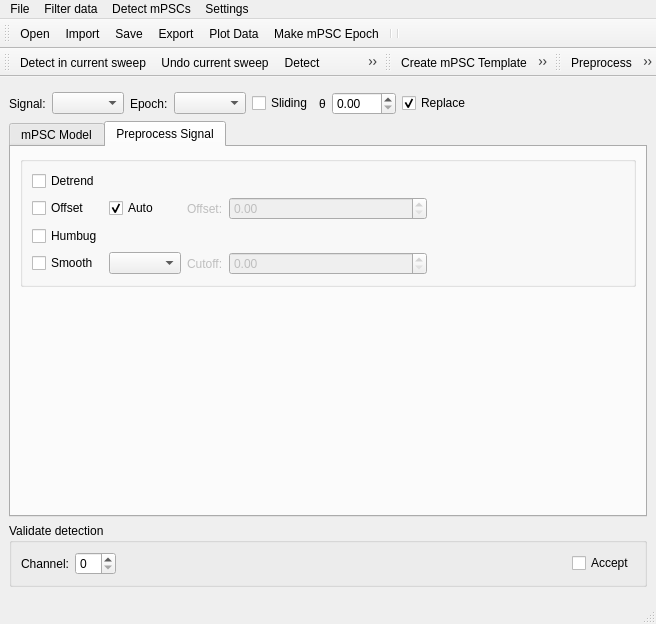
First picture: the form in ephys/mPSCDetectWindow.ui, repository ctigaret/scipyen, before the edit.
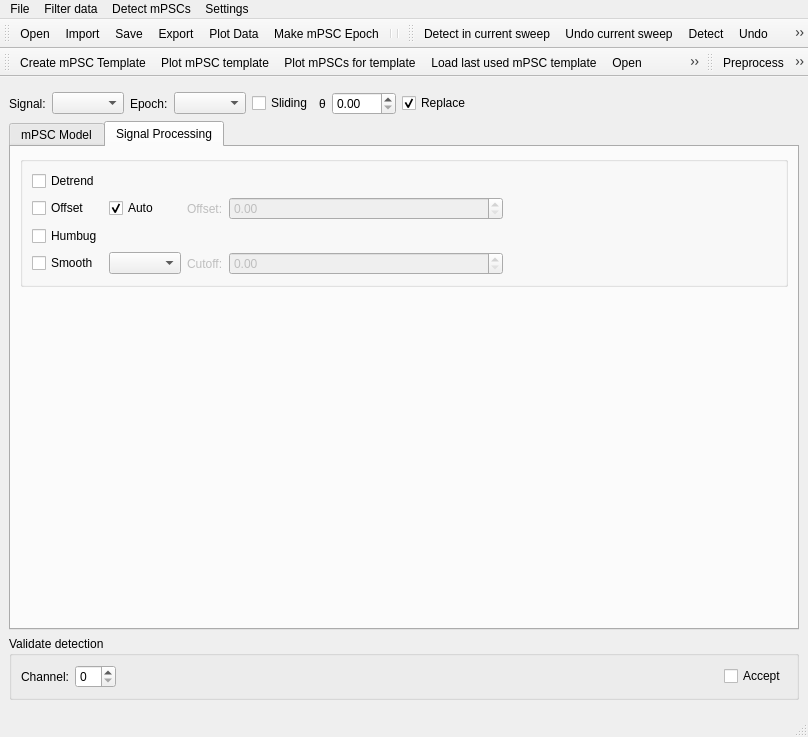
Second picture: the form after the edit. The open tabs and pages were chosen to show the change. Icons and pictures are not drawn. Custom widgets are drawn as their Qt base class.

```diff
--- a/ephys/mPSCDetectWindow.ui
+++ b/ephys/mPSCDetectWindow.ui
@@ -7,8 +7,8 @@
    <rect>
     <x>0</x>
     <y>0</y>
-    <width>656</width>
-    <height>624</height>
+    <width>808</width>
+    <height>737</height>
    </rect>
   </property>
   <property name="windowTitle">
@@ -381,7 +381,7 @@
       </widget>
       <widget class="QWidget" name="filtersTab">
        <attribute name="title">
-        <string>Preprocess Signal</string>
+        <string>Signal Processing</string>
        </attribute>
        <layout class="QGridLayout" name="gridLayout_3">
         <item row="0" column="0">
@@ -644,8 +644,8 @@
     <rect>
      <x>0</x>
      <y>0</y>
-     <width>656</width>
-     <height>20</height>
+     <width>808</width>
+     <height>28</height>
     </rect>
    </property>
    <widget class="QMenu" name="menuFile">
@@ -801,7 +801,7 @@
     <enum>TopToolBarArea</enum>
    </attribute>
    <attribute name="toolBarBreak">
-    <bool>true</bool>
+    <bool>false</bool>
    </attribute>
    <addaction name="actionDetect_in_current_sweep"/>
    <addaction name="actionUndo_current_sweep"/>
@@ -824,7 +824,7 @@
     <enum>TopToolBarArea</enum>
    </attribute>
    <attribute name="toolBarBreak">
-    <bool>false</bool>
+    <bool>true</bool>
    </attribute>
    <addaction name="actionCreate_mPSC_Template"/>
    <addaction name="actionPlot_mPSC_template"/>
```
Left out of the diff: 44 changed lines with no effect on the pictures.
